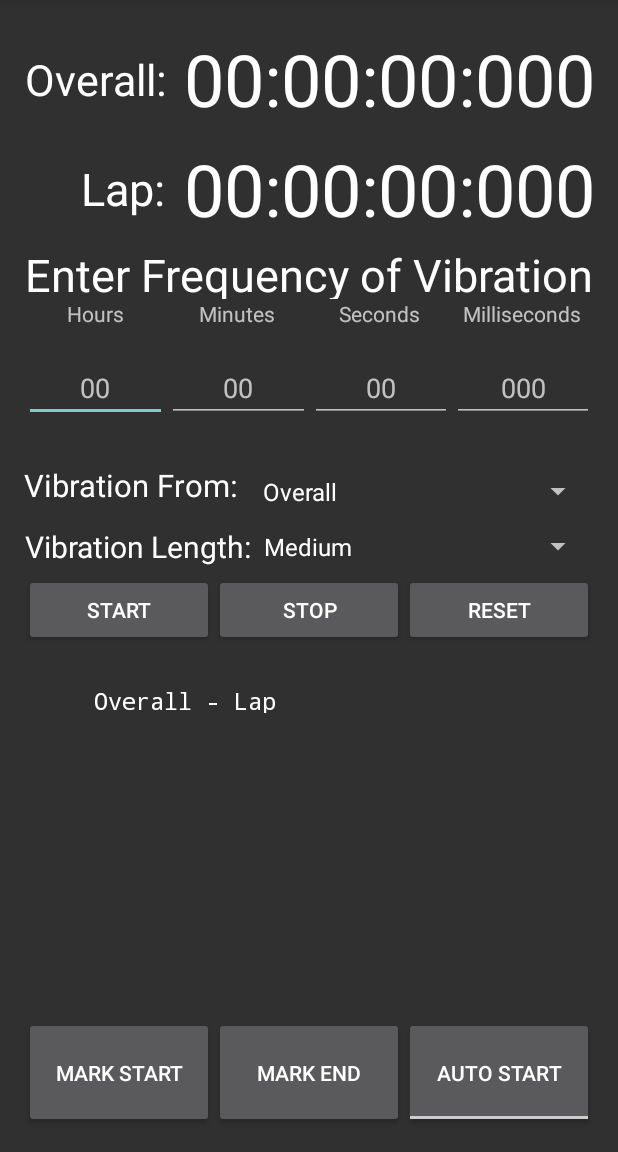
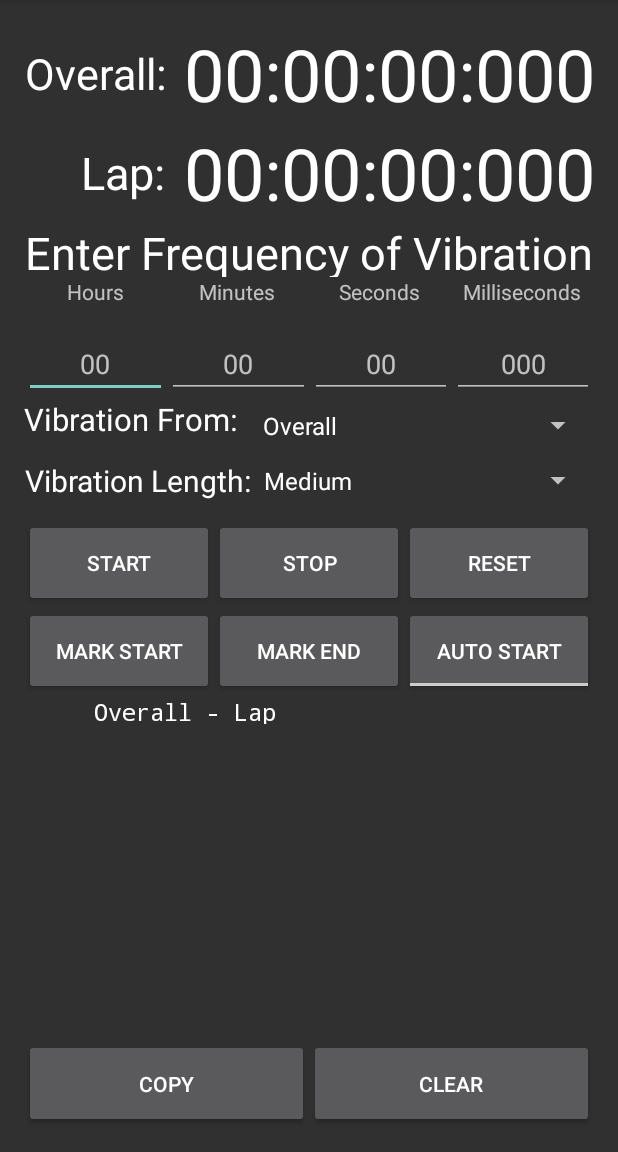
Before and after one commit to fegkay15/StopwatchBuzz, an Android app: the screen it shows after launch (MainActivity), on a phone screen of 412 x 824 dp, the part 84-1236 px from its top. Run offline under Robolectric (Android 15) with nearby library versions, the phone set to English and light mode, and no system bars; our stand-ins replace data binding.

Commit message:
Added ability to copy and clear laps

```diff
--- a/mobile/src/main/res/layout/activity_main.xml
+++ b/mobile/src/main/res/layout/activity_main.xml
@@ -14,7 +14,7 @@
             android:orientation="horizontal"
             android:layout_width="fill_parent"
             android:layout_height="0dp"
-            android:layout_weight="0.10">
+            android:layout_weight="0.09">
 
             <com.fegeley.stopwatchbuzz.AutoResizeTextView
                 android:layout_width="0dp"
@@ -47,7 +47,7 @@
             android:orientation="horizontal"
             android:layout_width="fill_parent"
             android:layout_height="0dp"
-            android:layout_weight="0.10">
+            android:layout_weight="0.09">
 
             <Space
                 android:layout_width="0dp"
@@ -94,7 +94,7 @@
             android:orientation="horizontal"
             android:layout_width="fill_parent"
             android:layout_height="0dp"
-            android:layout_weight="0.05">
+            android:layout_weight="0.03">
 
             <TextView
                 android:layout_width="0dp"
@@ -133,7 +133,8 @@
             android:orientation="horizontal"
             android:layout_width="match_parent"
             android:layout_height="0dp"
-            android:layout_weight="0.10">
+            android:layout_weight="0.08"
+            android:gravity="bottom">
 
             <EditText
                 android:layout_width="wrap_content"
@@ -248,15 +249,20 @@
 
         </LinearLayout>
 
+        <Space
+            android:layout_width="fill_parent"
+            android:layout_height="0dp"
+            android:layout_weight="0.01" />
+
         <LinearLayout
             android:orientation="horizontal"
-            android:layout_width="match_parent"
+            android:layout_width="fill_parent"
             android:layout_height="0dp"
-            android:layout_weight="0.10">
+            android:layout_weight="0.08">
 
             <Button
                 android:layout_width="0dp"
-                android:layout_height="wrap_content"
+                android:layout_height="fill_parent"
                 android:text="Start"
                 android:id="@+id/button"
                 android:layout_weight="0.33"
@@ -264,7 +270,7 @@
 
             <Button
                 android:layout_width="0dp"
-                android:layout_height="wrap_content"
+                android:layout_height="fill_parent"
                 android:text="Stop"
                 android:id="@+id/button2"
                 android:layout_weight="0.33"
@@ -272,35 +278,18 @@
 
             <Button
                 android:layout_width="0dp"
-                android:layout_height="wrap_content"
+                android:layout_height="fill_parent"
                 android:text="Reset"
                 android:id="@+id/button3"
                 android:layout_weight="0.33"
                 android:onClick="resetPressed"/>
         </LinearLayout>
 
-        <ScrollView
-            android:layout_width="fill_parent"
-            android:layout_height="0dp"
-            android:id="@+id/scrollView"
-            android:layout_weight="0.30"
-            android:isScrollContainer="false">
-
-            <LinearLayout
-                android:orientation="vertical"
-                android:layout_width="match_parent"
-                android:layout_height="match_parent"
-                android:id="@+id/linlay">
-
-
-            </LinearLayout>
-        </ScrollView>
-
         <LinearLayout
             android:orientation="horizontal"
             android:layout_width="fill_parent"
             android:layout_height="0dp"
-            android:layout_weight="0.10">
+            android:layout_weight="0.08">
 
             <Button
                 android:layout_width="0dp"
@@ -332,5 +321,48 @@
                 android:ellipsize="none" />
         </LinearLayout>
 
+        <ScrollView
+            android:layout_width="fill_parent"
+            android:layout_height="0dp"
+            android:id="@+id/scrollView"
+            android:layout_weight="0.31"
+            android:isScrollContainer="false"
+            android:longClickable="false"
+            android:focusable="false"
+            android:focusableInTouchMode="false">
+
+            <LinearLayout
+                android:orientation="vertical"
+                android:layout_width="match_parent"
+                android:layout_height="match_parent"
+                android:id="@+id/linlay">
+
+
+            </LinearLayout>
+        </ScrollView>
+
+        <LinearLayout
+            android:orientation="horizontal"
+            android:layout_width="fill_parent"
+            android:layout_height="0dp"
+            android:layout_weight="0.08">
+
+            <Button
+                android:layout_width="0dp"
+                android:layout_height="fill_parent"
+                android:text="Copy"
+                android:id="@+id/button6"
+                android:layout_weight="0.50"
+                android:onClick="copy"/>
+
+            <Button
+                android:layout_width="0dp"
+                android:layout_height="fill_parent"
+                android:text="Clear"
+                android:id="@+id/button7"
+                android:layout_weight="0.50"
+                android:onClick="clear"/>
+        </LinearLayout>
+
     </LinearLayout>
 </RelativeLayout>
```
Also changed, not shown: mobile/src/main/java/com/fegeley/stopwatchbuzz/MainActivity.java (+33 -2 lines), mobile/src/main/res/layout/activity_main2.xml (deleted, +0 -12 lines).
